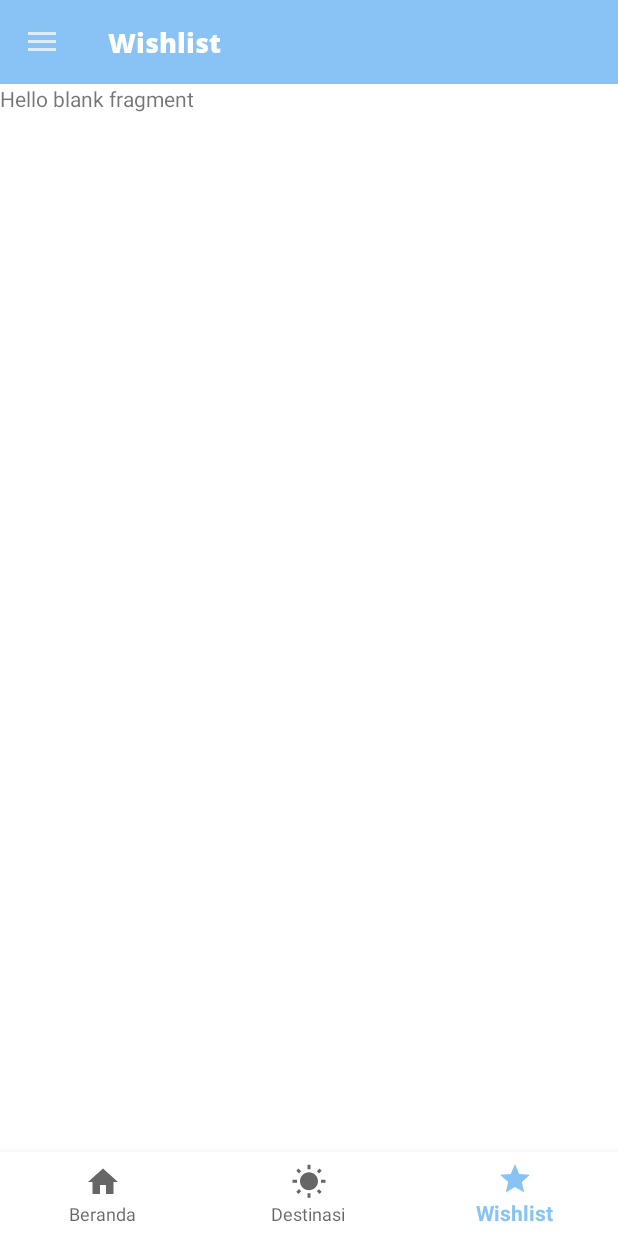
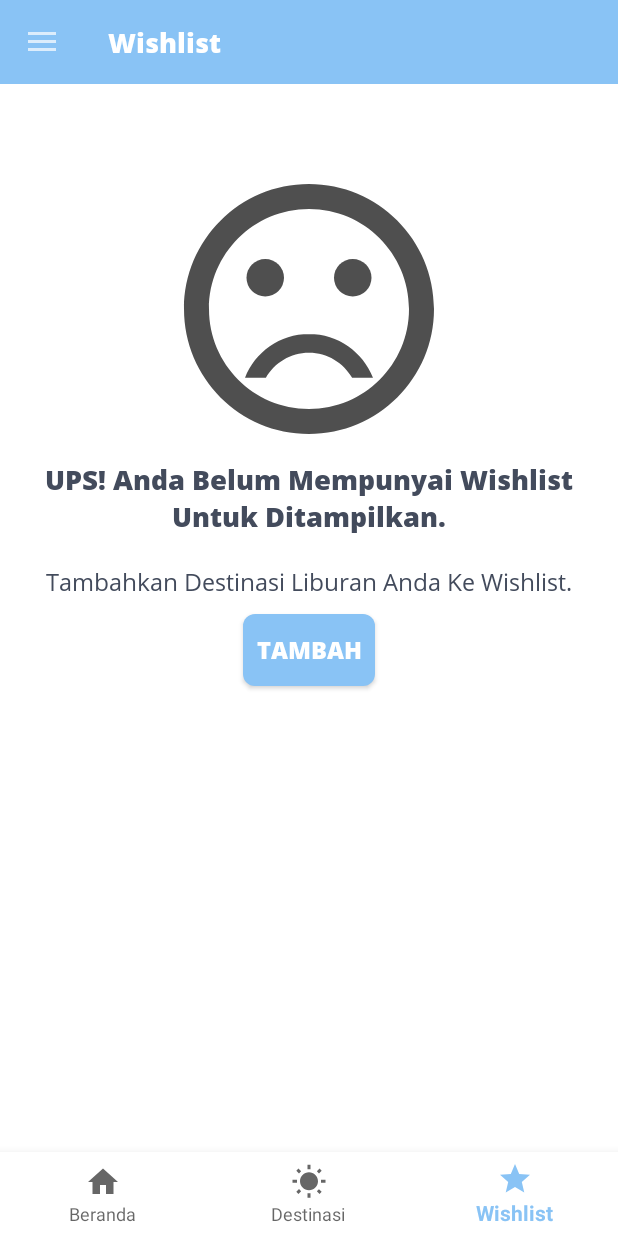
Before and after one commit to ganiaaldi/Liboorean, an Android app: the ThirdMenuFragment screen opened through its navigation route, on a phone screen of 412 x 824 dp. Run offline under Robolectric (Android 15) with nearby library versions, the phone set to English and light mode, and no system bars; our stand-ins replace navigation-ui; 2 statements that could not run were skipped.

Commit message:
Implement UI Third Menu Fragment(Wishlist Null)

```diff
--- /dev/null
+++ b/app/src/main/res/drawable/ic_sad.xml
@@ -0,0 +1,7 @@
+<vector android:alpha="0.69" android:height="24dp"
+    android:viewportHeight="24.0" android:viewportWidth="24.0"
+    android:width="24dp" xmlns:android="http://schemas.android.com/apk/res/android">
+    <path android:fillColor="#FF000000" android:pathData="M15.5,9.5m-1.5,0a1.5,1.5 0,1 1,3 0a1.5,1.5 0,1 1,-3 0"/>
+    <path android:fillColor="#FF000000" android:pathData="M8.5,9.5m-1.5,0a1.5,1.5 0,1 1,3 0a1.5,1.5 0,1 1,-3 0"/>
+    <path android:fillColor="#FF000000" android:pathData="M11.99,2C6.47,2 2,6.48 2,12s4.47,10 9.99,10C17.52,22 22,17.52 22,12S17.52,2 11.99,2zM12,20c-4.42,0 -8,-3.58 -8,-8s3.58,-8 8,-8 8,3.58 8,8 -3.58,8 -8,8zM12,14c-2.33,0 -4.32,1.45 -5.12,3.5h1.67c0.69,-1.19 1.97,-2 3.45,-2s2.75,0.81 3.45,2h1.67c-0.8,-2.05 -2.79,-3.5 -5.12,-3.5z"/>
+</vector>
--- a/app/src/main/res/layout/fragment_third_menu.xml
+++ b/app/src/main/res/layout/fragment_third_menu.xml
@@ -1,14 +1,55 @@
 <?xml version="1.0" encoding="utf-8"?>
-<FrameLayout xmlns:android="http://schemas.android.com/apk/res/android"
-             xmlns:tools="http://schemas.android.com/tools"
-             android:layout_width="match_parent"
-             android:layout_height="match_parent"
+<RelativeLayout  xmlns:android="http://schemas.android.com/apk/res/android"
+                 xmlns:tools="http://schemas.android.com/tools"
+                 xmlns:app="http://schemas.android.com/apk/res-auto"
+                 android:layout_width="match_parent"
+                 android:layout_height="match_parent"
+                 android:background="@color/white"
              tools:context=".Menu.ThirdMenuFragment">
 
-    <!-- TODO: Update blank fragment layout -->
-    <TextView
+<RelativeLayout
+        android:layout_width="match_parent"
+        android:layout_height="match_parent"
+        android:id="@+id/layoutNullWishlist"
+>
+
+
+   <androidx.appcompat.widget.AppCompatImageView
+           android:layout_width="200dp"
+           android:layout_height="200dp"
+   android:background="@drawable/ic_sad"
+   android:layout_centerHorizontal="true"
+   android:layout_marginTop="50dp"
+   android:id="@+id/img_sad"/>
+
+
+    <androidx.appcompat.widget.AppCompatTextView
+            android:id="@+id/tvUps"
             android:layout_width="match_parent"
-            android:layout_height="match_parent"
-            android:text="@string/hello_blank_fragment"/>
+            android:layout_height="wrap_content"
+            style="@style/MediumDarkBoldText"
+            android:gravity="center_horizontal"
+            android:layout_below="@id/img_sad"
+            android:text="UPS! Anda Belum Mempunyai Wishlist Untuk Ditampilkan."/>
+    <androidx.appcompat.widget.AppCompatTextView
+            android:id="@+id/tvUps2"
+            android:layout_marginTop="20dp"
+            android:layout_width="match_parent"
+            android:layout_height="wrap_content"
+            style="@style/DarkRegularText"
+            android:gravity="center_horizontal"
+            android:layout_below="@id/tvUps"
+            android:text="Tambahkan Destinasi Liburan Anda Ke Wishlist."/>
+    <androidx.appcompat.widget.AppCompatButton
+            android:layout_marginTop="10dp"
+            android:id="@+id/btnAddWishlist"
+            android:layout_width="wrap_content"
+            android:layout_height="wrap_content"
+            android:layout_centerHorizontal="true"
+            android:text="Tambah"
+            android:background="@drawable/bg_rounded_secondary"
+            style="@style/Button"
+    android:layout_below="@id/tvUps2"/>
+</RelativeLayout >
 
-</FrameLayout>
+</RelativeLayout>
```
